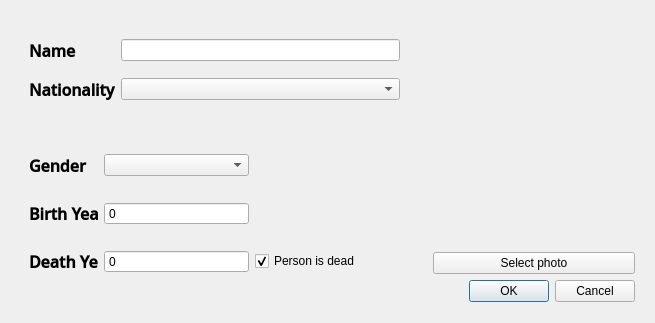
Above: personDialog.ui from annakrih/T113VLN1-3 before the change. Below: the same form after it.
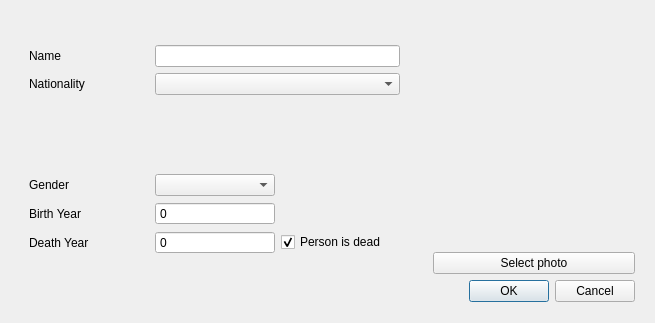
That is the form after the change. Icons and pictures are not drawn.

The edit to the form file:
```diff
--- a/personDialog.ui
+++ b/personDialog.ui
@@ -48,14 +48,14 @@
         </property>
         <layout class="QGridLayout" name="gridLayout_2">
          <item row="0" column="0">
+          <layout class="QGridLayout" name="gridLayout_5">
+           <item row="0" column="0">
           <widget class="QLabel" name="labelName">
-           <property name="font">
-            <font>
-             <family>Open Sans Semibold</family>
-             <pointsize>12</pointsize>
-             <weight>75</weight>
-             <bold>true</bold>
-            </font>
+             <property name="minimumSize">
+              <size>
+               <width>120</width>
+               <height>0</height>
+              </size>
            </property>
            <property name="styleSheet">
             <string notr="true"/>
@@ -74,13 +74,11 @@
          </item>
          <item row="1" column="0">
           <widget class="QLabel" name="labelNationality">
-           <property name="font">
-            <font>
-             <family>Open Sans Semibold</family>
-             <pointsize>12</pointsize>
-             <weight>75</weight>
-             <bold>true</bold>
-            </font>
+             <property name="minimumSize">
+              <size>
+               <width>120</width>
+               <height>0</height>
+              </size>
            </property>
            <property name="styleSheet">
             <string notr="true"/>
@@ -98,6 +96,8 @@
           </widget>
          </item>
         </layout>
+         </item>
+        </layout>
        </widget>
       </item>
       <item>
@@ -109,27 +109,58 @@
          </size>
         </property>
         <layout class="QGridLayout" name="gridLayout">
-         <item row="2" column="0">
-          <widget class="QLabel" name="labelDeath">
+         <item row="0" column="0">
+          <layout class="QVBoxLayout" name="verticalLayout_4">
+           <item>
+            <layout class="QGridLayout" name="gridLayout_4">
+             <item row="1" column="0">
+              <widget class="QLabel" name="labelBY">
+               <property name="minimumSize">
+                <size>
+                 <width>120</width>
+                 <height>0</height>
+                </size>
+               </property>
            <property name="maximumSize">
             <size>
              <width>69</width>
              <height>16777215</height>
             </size>
            </property>
-           <property name="font">
-            <font>
-             <family>Open Sans Semibold</family>
-             <pointsize>12</pointsize>
-             <weight>75</weight>
-             <bold>true</bold>
-            </font>
-           </property>
+               <property name="styleSheet">
+                <string notr="true"/>
+               </property>
+               <property name="text">
+                <string>Birth Year</string>
+               </property>
+              </widget>
+             </item>
+             <item row="0" column="1">
+              <widget class="QComboBox" name="personGender">
            <property name="styleSheet">
             <string notr="true"/>
            </property>
+              </widget>
+             </item>
+             <item row="0" column="0">
+              <widget class="QLabel" name="labelGender">
+               <property name="minimumSize">
+                <size>
+                 <width>120</width>
+                 <height>0</height>
+                </size>
+               </property>
+               <property name="maximumSize">
+                <size>
+                 <width>60</width>
+                 <height>16777215</height>
+                </size>
+               </property>
+               <property name="styleSheet">
+                <string notr="true"/>
+               </property>
            <property name="text">
-            <string>Death Year</string>
+                <string>Gender</string>
            </property>
           </widget>
          </item>
@@ -155,61 +186,6 @@
            </property>
           </widget>
          </item>
-         <item row="0" column="0">
-          <widget class="QLabel" name="labelGender">
-           <property name="maximumSize">
-            <size>
-             <width>60</width>
-             <height>16777215</height>
-            </size>
-           </property>
-           <property name="font">
-            <font>
-             <family>Open Sans Semibold</family>
-             <pointsize>12</pointsize>
-             <weight>75</weight>
-             <bold>true</bold>
-            </font>
-           </property>
-           <property name="styleSheet">
-            <string notr="true"/>
-           </property>
-           <property name="text">
-            <string>Gender</string>
-           </property>
-          </widget>
-         </item>
-         <item row="0" column="1">
-          <widget class="QComboBox" name="personGender">
-           <property name="styleSheet">
-            <string notr="true"/>
-           </property>
-          </widget>
-         </item>
-         <item row="1" column="0">
-          <widget class="QLabel" name="labelBY">
-           <property name="maximumSize">
-            <size>
-             <width>69</width>
-             <height>16777215</height>
-            </size>
-           </property>
-           <property name="font">
-            <font>
-             <family>Open Sans Semibold</family>
-             <pointsize>12</pointsize>
-             <weight>75</weight>
-             <bold>true</bold>
-            </font>
-           </property>
-           <property name="styleSheet">
-            <string notr="true"/>
-           </property>
-           <property name="text">
-            <string>Birth Year</string>
-           </property>
-          </widget>
-         </item>
          <item row="1" column="1">
           <widget class="QSpinBox" name="personBY">
            <property name="styleSheet">
@@ -229,6 +205,28 @@
            </property>
           </widget>
          </item>
+             <item row="2" column="0">
+              <widget class="QLabel" name="labelDeath">
+               <property name="minimumSize">
+                <size>
+                 <width>120</width>
+                 <height>0</height>
+                </size>
+               </property>
+               <property name="maximumSize">
+                <size>
+                 <width>69</width>
+                 <height>16777215</height>
+                </size>
+               </property>
+               <property name="styleSheet">
+                <string notr="true"/>
+               </property>
+               <property name="text">
+                <string>Death Year</string>
+               </property>
+              </widget>
+             </item>
          <item row="2" column="2">
           <widget class="QCheckBox" name="personCheckDY">
            <property name="acceptDrops">
@@ -246,6 +244,10 @@
           </widget>
          </item>
         </layout>
+           </item>
+          </layout>
+         </item>
+        </layout>
        </widget>
       </item>
      </layout>
```
Left out of the diff: 12 changed lines with no effect on the pictures. Lines whose indentation alone changed are shown as unchanged.
